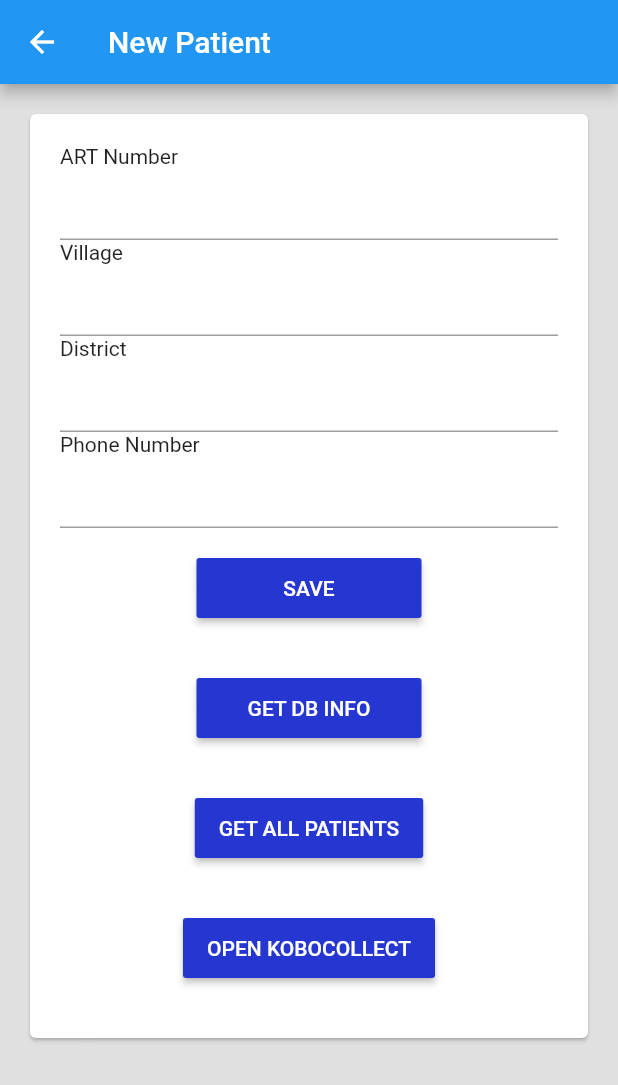
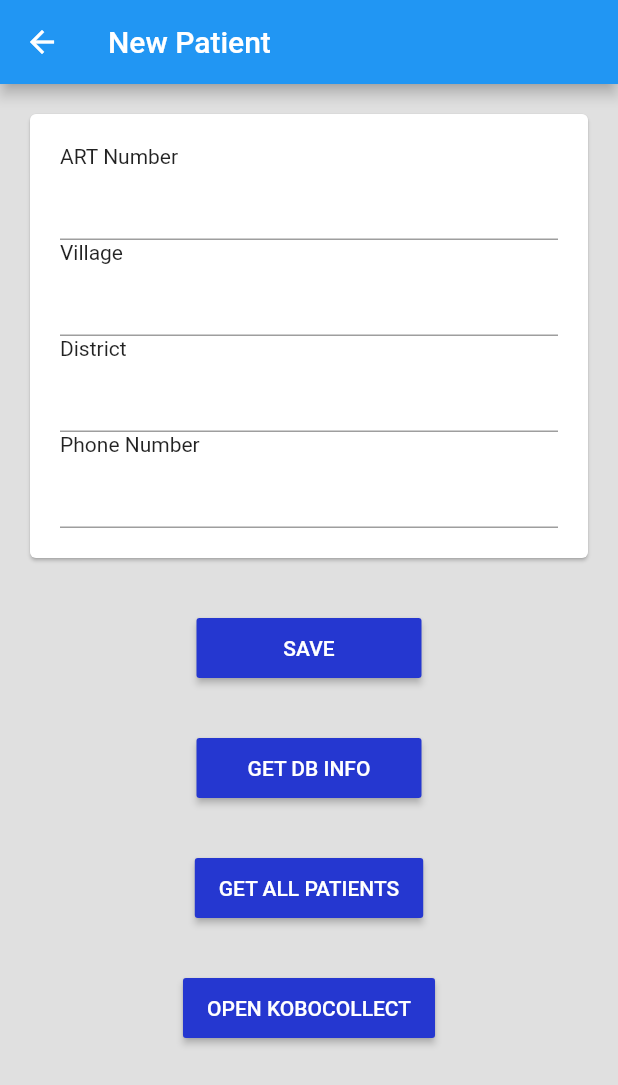
Before and after one commit to chrisly-bear/PEBRApp, a Flutter app: the NewPatientScreen screen opened directly, on a phone screen of 412 x 824 dp. Shown: the top 1085 px of the screen. Run offline on Flutter 3.47's test engine with Material 2 defaults, Android fonts, the phone set to English and light mode, and no system bars; our stand-ins replace flushbar, sqflite; accounts and stored records are empty.

Commit message:
Restyled New Patient Screen such that buttons appear after the card.

```diff
--- a/lib/screens/NewPatientScreen.dart
+++ b/lib/screens/NewPatientScreen.dart
@@ -98,7 +98,8 @@ class _NewPatientFormState extends State<NewPatientForm> {
     // Build a Form widget using the _formKey we created above
     return Form(
       key: _formKey,
-      child: Card(
+      child: Column(children: [
+        Card(
           margin: EdgeInsets.all(20),
           child: Padding(
             padding: EdgeInsets.all(20),
@@ -145,6 +146,10 @@ class _NewPatientFormState extends State<NewPatientForm> {
                     }
                   },
                 ),
+              ],
+            ),
+          ),
+        ),
         Padding(
           padding: const EdgeInsets.symmetric(vertical: 16.0),
           child: Center(
@@ -181,10 +186,7 @@ class _NewPatientFormState extends State<NewPatientForm> {
             ),
           ),
         ),
-            ],
-          ),
-        ),
-      ),
+      ]),
     );
   }
 
```
Lines whose indentation alone changed are shown as unchanged.
